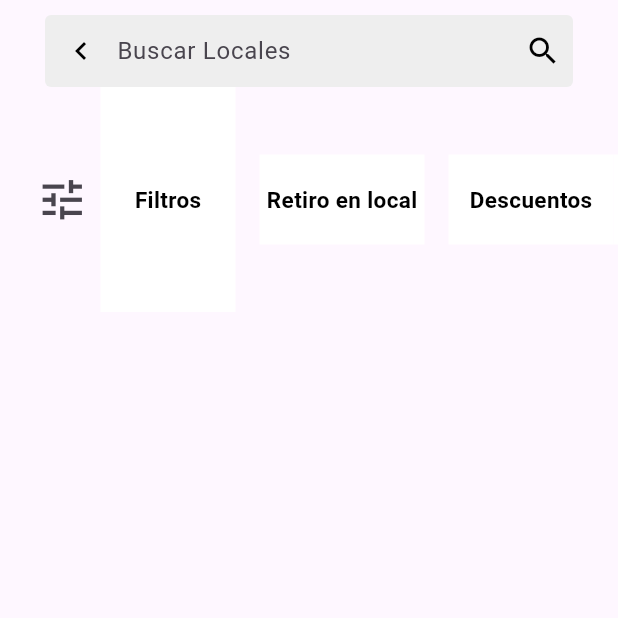
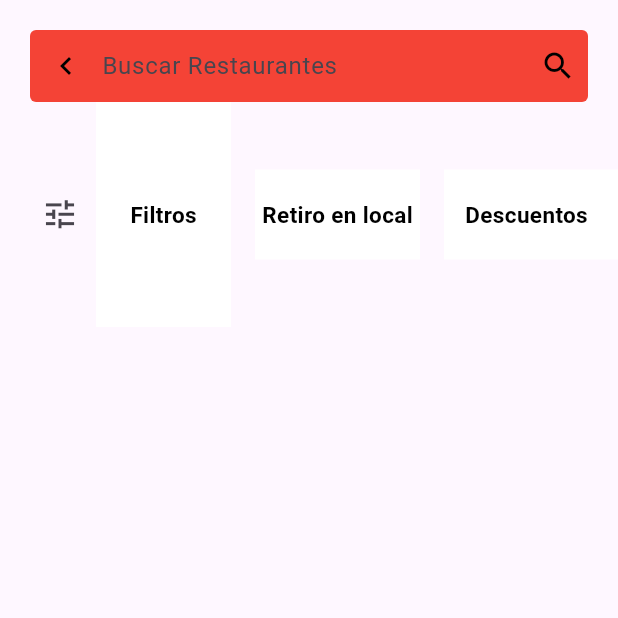
Before and after one commit to ZoeCandelaGonzalez/Pedidos, a Flutter app: the SecundariaPage screen opened by its route, on a phone screen of 412 x 824 dp, the top half of it. Run offline on Flutter 3.47's test engine with Material 2 defaults, Android fonts, the phone set to English and light mode, and no system bars; our stand-ins replace go_router.

Commit message:
falta arreglar encabezado buscador de la pagina 2

```diff
--- a/pedidos_app/lib/page/secundaria/buscador_restaurantes.dart
+++ b/pedidos_app/lib/page/secundaria/buscador_restaurantes.dart
@@ -3,13 +3,14 @@ import 'package:flutter/material.dart';
 class BuscadorRestaurantes extends StatelessWidget {
   @override
   Widget build(BuildContext context) {
-    return Padding(
-      padding: const EdgeInsets.symmetric(horizontal: 30),
+    return SafeArea(
+      child: Padding(
+        padding: const EdgeInsets.symmetric(horizontal: 20),
         child: Container(
-        margin: EdgeInsets.only(top: 10),
+          margin: EdgeInsets.only(top: 20),
           width: double.infinity,
           decoration: BoxDecoration(
-          color: Colors.grey[200],
+            color: Colors.red,
             borderRadius: BorderRadius.circular(4),
           ),
           child: Row(
@@ -25,7 +26,7 @@ class BuscadorRestaurantes extends StatelessWidget {
               Expanded(
                 child: TextField(
                   decoration: InputDecoration(
-                  hintText: 'Buscar Locales',
+                    hintText: 'Buscar Restaurantes',
                     border: InputBorder.none,
                   ),
                 ),
@@ -48,6 +49,7 @@ class BuscadorRestaurantes extends StatelessWidget {
             ],
           ),
         ),
+      ),
     );
   }
 }
--- a/pedidos_app/lib/page/secundaria/flitros.dart
+++ b/pedidos_app/lib/page/secundaria/flitros.dart
@@ -13,7 +13,7 @@ class Filtros extends StatelessWidget {
              SizedBox(width: 16),
               IconButton(
               onPressed: (){},
-              icon: Icon( Icons.tune_outlined, size: 35,)
+              icon: Icon( Icons.tune_outlined, size: 25,)
               ),
           Container(
             width: 90,
--- a/pedidos_app/lib/page/secundaria/secundaria_page.dart
+++ b/pedidos_app/lib/page/secundaria/secundaria_page.dart
@@ -14,8 +14,9 @@ class SecundariaPage extends StatelessWidget {
     return Scaffold(
       body: ListView(
         children: [
+          Spacer(),
           BuscadorRestaurantes(),
-          Filtros(),
+      Filtros(),
   ] )
       );
   }
```
Lines whose indentation alone changed are shown as unchanged.
